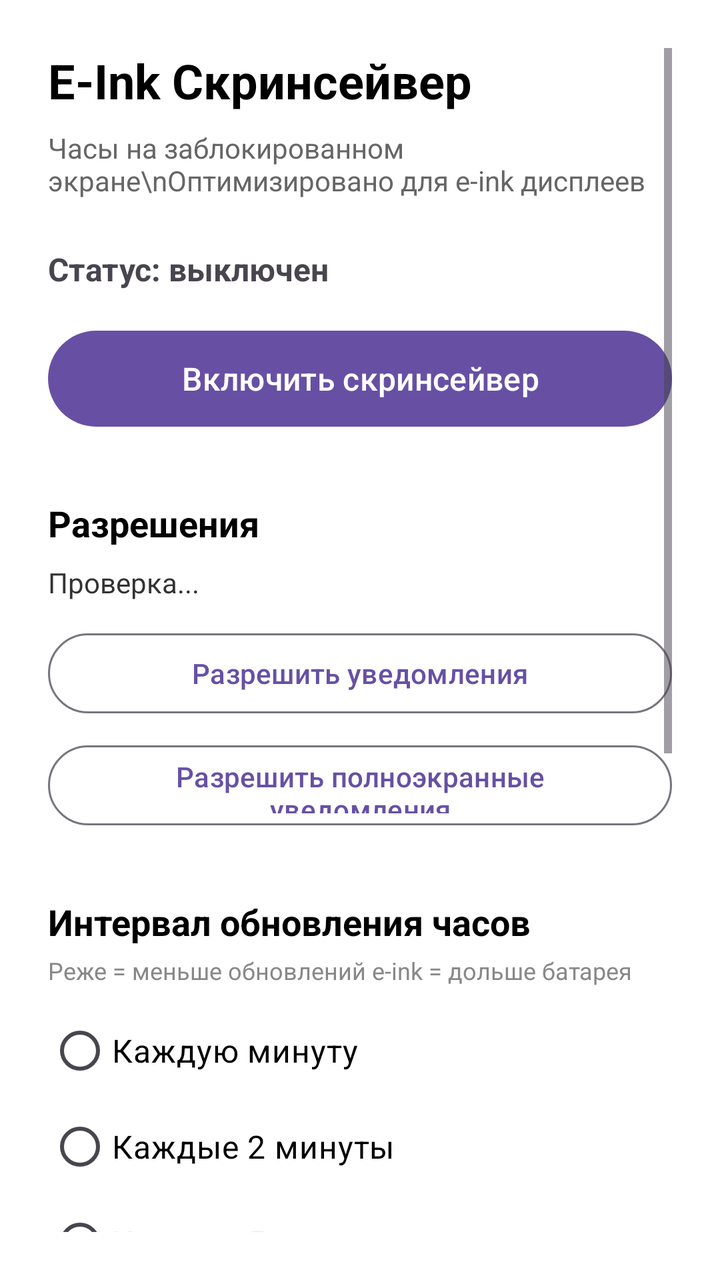
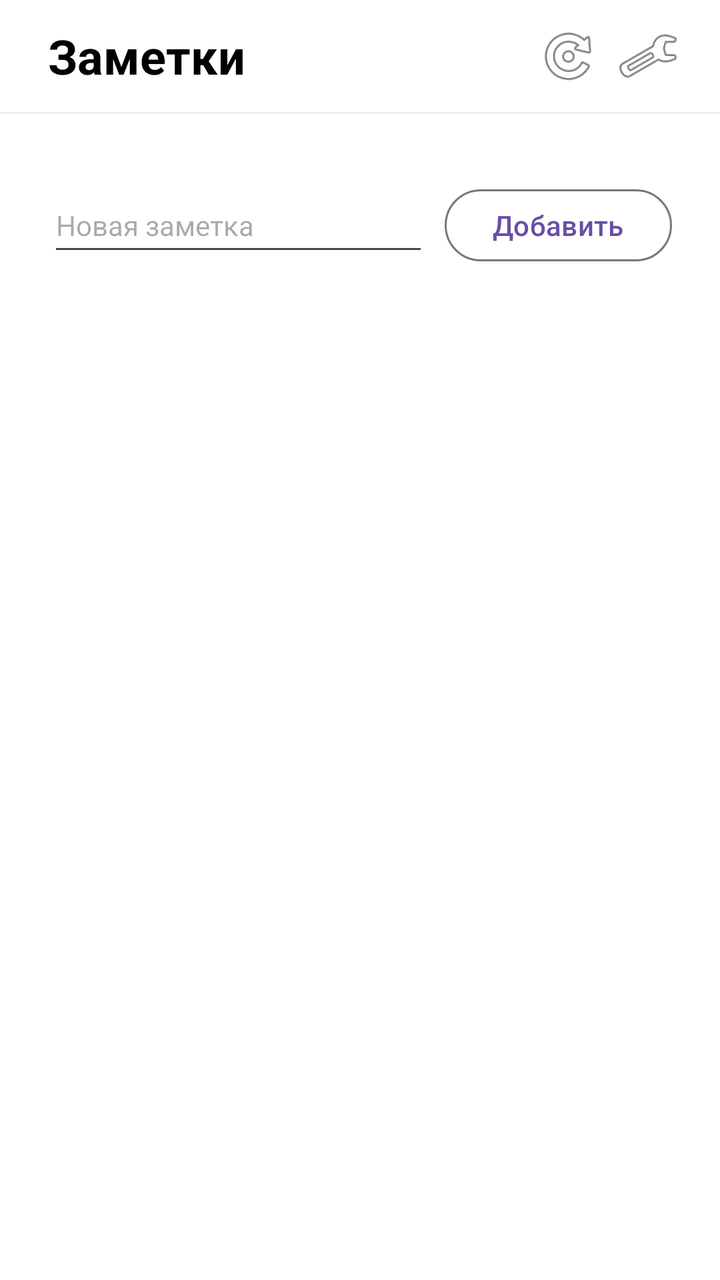

Compare the two renders of this Android layout. The source of the first and the diff that turns it into the second are given below.
<!-- AndroidManifest.xml: application theme Theme.EinkScreensaver -->
<!-- res/layout/activity_main.xml -->
<?xml version="1.0" encoding="utf-8"?>
<ScrollView xmlns:android="http://schemas.android.com/apk/res/android"
    android:layout_width="match_parent"
    android:layout_height="match_parent"
    android:background="#FFFFFF"
    android:padding="24dp">

    <LinearLayout
        android:layout_width="match_parent"
        android:layout_height="wrap_content"
        android:orientation="vertical">

        <TextView
            android:layout_width="wrap_content"
            android:layout_height="wrap_content"
            android:text="E-Ink Скринсейвер"
            android:textSize="24sp"
            android:textStyle="bold"
            android:textColor="#000000"
            android:layout_marginBottom="8dp" />

        <TextView
            android:layout_width="wrap_content"
            android:layout_height="wrap_content"
            android:text="Часы на заблокированном экране\nОптимизировано для e-ink дисплеев"
            android:textSize="14sp"
            android:textColor="#666666"
            android:layout_marginBottom="24dp" />

        <TextView
            android:id="@+id/statusText"
            android:layout_width="wrap_content"
            android:layout_height="wrap_content"
            android:text="Статус: выключен"
            android:textSize="16sp"
            android:textStyle="bold"
            android:layout_marginBottom="16dp" />

        <Button
            android:id="@+id/toggleButton"
            android:layout_width="match_parent"
            android:layout_height="56dp"
            android:text="Включить скринсейвер"
            android:textSize="16sp"
            android:layout_marginBottom="32dp" />

        
        <TextView
            android:layout_width="wrap_content"
            android:layout_height="wrap_content"
            android:text="Разрешения"
            android:textSize="18sp"
            android:textStyle="bold"
            android:textColor="#000000"
            android:layout_marginBottom="8dp" />

        <TextView
            android:id="@+id/permissionStatusText"
            android:layout_width="wrap_content"
            android:layout_height="wrap_content"
            android:text="Проверка..."
            android:textSize="14sp"
            android:textColor="#333333"
            android:layout_marginBottom="12dp" />

        <Button
            android:id="@+id/btnGrantNotification"
            android:layout_width="match_parent"
            android:layout_height="48dp"
            android:text="Разрешить уведомления"
            android:textSize="14sp"
            android:layout_marginBottom="8dp"
            style="@style/Widget.Material3.Button.OutlinedButton" />

        <Button
            android:id="@+id/btnGrantFullScreen"
            android:layout_width="match_parent"
            android:layout_height="48dp"
            android:text="Разрешить полноэкранные уведомления"
            android:textSize="14sp"
            android:layout_marginBottom="32dp"
            style="@style/Widget.Material3.Button.OutlinedButton" />

        
        <TextView
            android:layout_width="wrap_content"
            android:layout_height="wrap_content"
            android:text="Интервал обновления часов"
            android:textSize="18sp"
            android:textStyle="bold"
            android:textColor="#000000"
            android:layout_marginBottom="4dp" />

        <TextView
            android:layout_width="wrap_content"
            android:layout_height="wrap_content"
            android:text="Реже = меньше обновлений e-ink = дольше батарея"
            android:textSize="12sp"
            android:textColor="#888888"
            android:layout_marginBottom="8dp" />

        <RadioGroup
            android:id="@+id/intervalGroup"
            android:layout_width="match_parent"
            android:layout_height="wrap_content"
            android:layout_marginBottom="24dp">

            <RadioButton
                android:id="@+id/radio1min"
                android:layout_width="wrap_content"
                android:layout_height="wrap_content"
                android:text="Каждую минуту"
                android:textSize="16sp"
                android:textColor="#000000"
                android:paddingVertical="4dp" />

            <RadioButton
                android:id="@+id/radio2min"
                android:layout_width="wrap_content"
                android:layout_height="wrap_content"
                android:text="Каждые 2 минуты"
                android:textSize="16sp"
                android:textColor="#000000"
                android:paddingVertical="4dp" />

            <RadioButton
                android:id="@+id/radio5min"
                android:layout_width="wrap_content"
                android:layout_height="wrap_content"
                android:text="Каждые 5 минут"
                android:textSize="16sp"
                android:textColor="#000000"
                android:paddingVertical="4dp" />

        </RadioGroup>

        
        <TextView
            android:layout_width="wrap_content"
            android:layout_height="wrap_content"
            android:text="Дополнительно"
            android:textSize="18sp"
            android:textStyle="bold"
            android:textColor="#000000"
            android:layout_marginBottom="8dp" />

        <CheckBox
            android:id="@+id/cbBrightness"
            android:layout_width="wrap_content"
            android:layout_height="wrap_content"
            android:text="Отключать подсветку (frontlight)"
            android:textSize="16sp"
            android:textColor="#000000"
            android:checked="true"
            android:paddingVertical="4dp" />

        <CheckBox
            android:id="@+id/cbShowDate"
            android:layout_width="wrap_content"
            android:layout_height="wrap_content"
            android:text="Показывать дату"
            android:textSize="16sp"
            android:textColor="#000000"
            android:checked="true"
            android:paddingVertical="4dp" />

        <TextView
            android:layout_width="wrap_content"
            android:layout_height="wrap_content"
            android:layout_marginTop="32dp"
            android:text="Как это работает:\n\n• Кнопка питания → сервис захватывает WakeLock и показывает часы через полноэкранное уведомление (как будильник)\n• Brightness=0 — подсветка не мигает, e-ink выполняет refresh\n• WakeLock истекает → экран спит, e-ink сохраняет часы\n• При пробуждении часы уже видны, обновляются по интервалу\n• Позиция смещается для предотвращения гостинга\n• Разблокировка: палец на датчике → мгновенный unlock с вибрацией (polling 300ms)\n\nВажно: убедитесь что канал «Часы на экране блокировки» включен в настройках уведомлений"
            android:textSize="13sp"
            android:textColor="#666666"
            android:lineSpacingMultiplier="1.3" />

    </LinearLayout>
</ScrollView>
<!-- resources referenced by this layout -->
<resources>
  <style name="Theme.EinkScreensaver" parent="Theme.Material3.Light.NoActionBar">
          <item name="android:statusBarColor">#FFFFFF</item>
          <item name="android:windowLightStatusBar">true</item>
      </style>
</resources>

<!-- the commit's change to res/layout/activity_main.xml (unified diff, before → after) -->
@@ -1,177 +1,96 @@
 <?xml version="1.0" encoding="utf-8"?>
-<ScrollView xmlns:android="http://schemas.android.com/apk/res/android"
+<LinearLayout xmlns:android="http://schemas.android.com/apk/res/android"
     android:layout_width="match_parent"
     android:layout_height="match_parent"
-    android:background="#FFFFFF"
-    android:padding="24dp">
+    android:orientation="vertical"
+    android:background="#FFFFFF">
 
+    
     <LinearLayout
         android:layout_width="match_parent"
-        android:layout_height="wrap_content"
-        android:orientation="vertical">
+        android:layout_height="56dp"
+        android:orientation="horizontal"
+        android:gravity="center_vertical"
+        android:paddingStart="24dp"
+        android:paddingEnd="16dp">
 
         <TextView
-            android:layout_width="wrap_content"
+            android:layout_width="0dp"
             android:layout_height="wrap_content"
-            android:text="E-Ink Скринсейвер"
+            android:layout_weight="1"
+            android:text="Заметки"
             android:textSize="24sp"
             android:textStyle="bold"
-            android:textColor="#000000"
-            android:layout_marginBottom="8dp" />
+            android:textColor="#000000" />
 
-        <TextView
-            android:layout_width="wrap_content"
-            android:layout_height="wrap_content"
-            android:text="Часы на заблокированном экране\nОптимизировано для e-ink дисплеев"
-            android:textSize="14sp"
-            android:textColor="#666666"
-            android:layout_marginBottom="24dp" />
+        <ImageButton
+            android:id="@+id/btnSync"
+            android:layout_width="40dp"
+            android:layout_height="40dp"
+            android:src="@android:drawable/ic_menu_rotate"
+            android:background="?attr/selectableItemBackgroundBorderless"
+            android:contentDescription="Синхронизация"
+            android:scaleType="centerInside" />
 
-        <TextView
-            android:id="@+id/statusText"
-            android:layout_width="wrap_content"
-            android:layout_height="wrap_content"
-            android:text="Статус: выключен"
-            android:textSize="16sp"
-            android:textStyle="bold"
-            android:layout_marginBottom="16dp" />
+        <ImageButton
+            android:id="@+id/btnSettings"
+            android:layout_width="40dp"
+            android:layout_height="40dp"
+            android:src="@android:drawable/ic_menu_manage"
+            android:background="?attr/selectableItemBackgroundBorderless"
+            android:contentDescription="Настройки"
+            android:scaleType="centerInside" />
 
-        <Button
-            android:id="@+id/toggleButton"
-            android:layout_width="match_parent"
-            android:layout_height="56dp"
-            android:text="Включить скринсейвер"
-            android:textSize="16sp"
-            android:layout_marginBottom="32dp" />
+    </LinearLayout>
 
-        
-        <TextView
-            android:layout_width="wrap_content"
-            android:layout_height="wrap_content"
-            android:text="Разрешения"
-            android:textSize="18sp"
-            android:textStyle="bold"
-            android:textColor="#000000"
-            android:layout_marginBottom="8dp" />
+    <View
+        android:layout_width="match_parent"
+        android:layout_height="1dp"
+        android:background="#EEEEEE" />
 
-        <TextView
-            android:id="@+id/permissionStatusText"
-            android:layout_width="wrap_content"
-            android:layout_height="wrap_content"
-            android:text="Проверка..."
-            android:textSize="14sp"
-            android:textColor="#333333"
-            android:layout_marginBottom="12dp" />
+    <ScrollView
+        android:layout_width="match_parent"
+        android:layout_height="0dp"
+        android:layout_weight="1"
+        android:padding="24dp">
 
-        <Button
-            android:id="@+id/btnGrantNotification"
-            android:layout_width="match_parent"
-            android:layout_height="48dp"
-            android:text="Разрешить уведомления"
-            android:textSize="14sp"
-            android:layout_marginBottom="8dp"
-            style="@style/Widget.Material3.Button.OutlinedButton" />
-
-        <Button
-            android:id="@+id/btnGrantFullScreen"
-            android:layout_width="match_parent"
-            android:layout_height="48dp"
-            android:text="Разрешить полноэкранные уведомления"
-            android:textSize="14sp"
-            android:layout_marginBottom="32dp"
-            style="@style/Widget.Material3.Button.OutlinedButton" />
-
-        
-        <TextView
-            android:layout_width="wrap_content"
-            android:layout_height="wrap_content"
-            android:text="Интервал обновления часов"
-            android:textSize="18sp"
-            android:textStyle="bold"
-            android:textColor="#000000"
-            android:layout_marginBottom="4dp" />
-
-        <TextView
-            android:layout_width="wrap_content"
-            android:layout_height="wrap_content"
-            android:text="Реже = меньше обновлений e-ink = дольше батарея"
-            android:textSize="12sp"
-            android:textColor="#888888"
-            android:layout_marginBottom="8dp" />
-
-        <RadioGroup
-            android:id="@+id/intervalGroup"
+        <LinearLayout
             android:layout_width="match_parent"
             android:layout_height="wrap_content"
-            android:layout_marginBottom="24dp">
+            android:orientation="vertical">
 
-            <RadioButton
-                android:id="@+id/radio1min"
-                android:layout_width="wrap_content"
+            <LinearLayout
+                android:id="@+id/notesListContainer"
+                android:layout_width="match_parent"
                 android:layout_height="wrap_content"
-                android:text="Каждую минуту"
-                android:textSize="16sp"
-                android:textColor="#000000"
-                android:paddingVertical="4dp" />
+                android:orientation="vertical"
+                android:layout_marginBottom="8dp" />
 
-            <RadioButton
-                android:id="@+id/radio2min"
-                android:layout_width="wrap_content"
+            <LinearLayout
+                android:layout_width="match_parent"
                 android:layout_height="wrap_content"
-                android:text="Каждые 2 минуты"
-                android:textSize="16sp"
-                android:textColor="#000000"
-                android:paddingVertical="4dp" />
+                android:orientation="horizontal">
 
-            <RadioButton
-                android:id="@+id/radio5min"
-                android:layout_width="wrap_content"
-                android:layout_height="wrap_content"
-                android:text="Каждые 5 минут"
-                android:textSize="16sp"
-                android:textColor="#000000"
-                android:paddingVertical="4dp" />
+                <EditText
+                    android:id="@+id/etNewNote"
+                    android:layout_width="0dp"
+                    android:layout_height="44dp"
+                    android:layout_weight="1"
+                    android:hint="Новая заметка"
+                    android:textSize="14sp"
+                    android:inputType="text"
+                    android:layout_marginEnd="8dp" />
 
-        </RadioGroup>
+                <Button
+                    android:id="@+id/btnAddNote"
+                    android:layout_width="wrap_content"
+                    android:layout_height="44dp"
+                    android:text="Добавить"
+                    android:textSize="14sp"
+                    style="@style/Widget.Material3.Button.OutlinedButton" />
+            </LinearLayout>
 
-        
-        <TextView
-            android:layout_width="wrap_content"
-            android:layout_height="wrap_content"
-            android:text="Дополнительно"
-            android:textSize="18sp"
-            android:textStyle="bold"
-            android:textColor="#000000"
-            android:layout_marginBottom="8dp" />
+        </LinearLayout>
+    </ScrollView>
 
-        <CheckBox
-            android:id="@+id/cbBrightness"
-            android:layout_width="wrap_content"
-            android:layout_height="wrap_content"
-            android:text="Отключать подсветку (frontlight)"
-            android:textSize="16sp"
-            android:textColor="#000000"
-            android:checked="true"
-            android:paddingVertical="4dp" />
-
-        <CheckBox
-            android:id="@+id/cbShowDate"
-            android:layout_width="wrap_content"
-            android:layout_height="wrap_content"
-            android:text="Показывать дату"
-            android:textSize="16sp"
-            android:textColor="#000000"
-            android:checked="true"
-            android:paddingVertical="4dp" />
-
-        <TextView
-            android:layout_width="wrap_content"
-            android:layout_height="wrap_content"
-            android:layout_marginTop="32dp"
-            android:text="Как это работает:\n\n• Кнопка питания → сервис захватывает WakeLock и показывает часы через полноэкранное уведомление (как будильник)\n• Brightness=0 — подсветка не мигает, e-ink выполняет refresh\n• WakeLock истекает → экран спит, e-ink сохраняет часы\n• При пробуждении часы уже видны, обновляются по интервалу\n• Позиция смещается для предотвращения гостинга\n• Разблокировка: палец на датчике → мгновенный unlock с вибрацией (polling 300ms)\n\nВажно: убедитесь что канал «Часы на экране блокировки» включен в настройках уведомлений"
-            android:textSize="13sp"
-            android:textColor="#666666"
-            android:lineSpacingMultiplier="1.3" />
-
-    </LinearLayout>
-</ScrollView>
+</LinearLayout>
